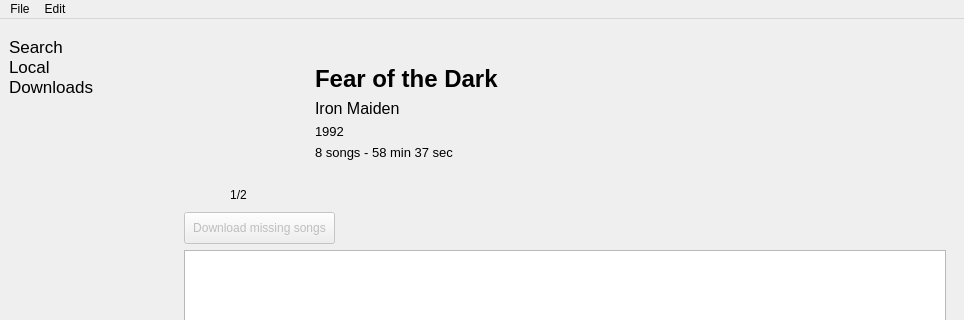
Before: the Qt Designer form res/ui/mainwindow.ui in Docheinstein/music-dragon, drawn with Qt 5; both pictures show x 0 to 964 and y 0 to 320 of the 964 by 715 pixel window.
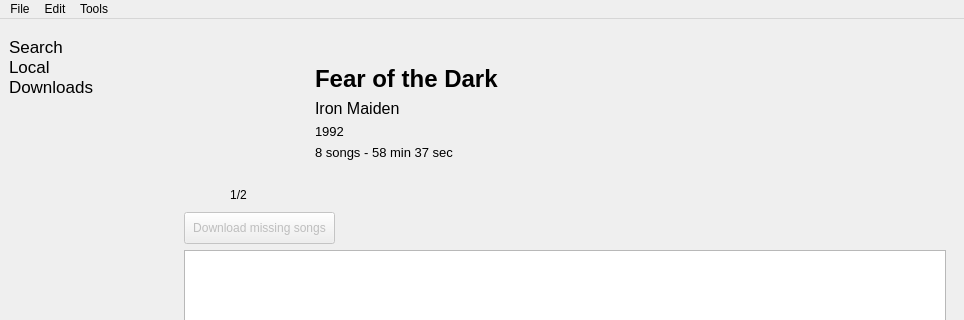
After: the same form once the commit is applied. Icons and pictures are not drawn. Custom widgets are drawn as their Qt base class.

```diff
--- a/res/ui/mainwindow.ui
+++ b/res/ui/mainwindow.ui
@@ -671,8 +671,15 @@
     </property>
     <addaction name="actionPreferences"/>
    </widget>
+   <widget class="QMenu" name="menuTools">
+    <property name="title">
+     <string>Tools</string>
+    </property>
+    <addaction name="actionYtMusicSetup"/>
+   </widget>
    <addaction name="menuFile"/>
    <addaction name="menuEdit"/>
+   <addaction name="menuTools"/>
   </widget>
   <widget class="QStatusBar" name="statusbar"/>
   <action name="actionPreferences">
```
Left out of the diff: 5 changed lines with no effect on the pictures.
